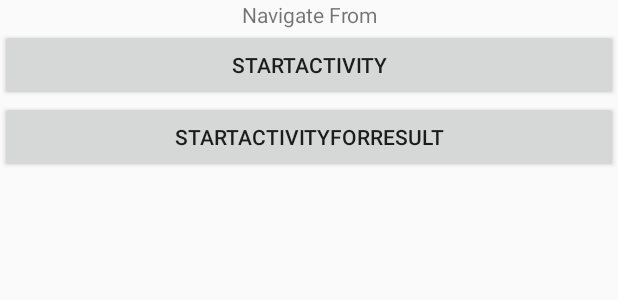
After one commit to wizleysw/PlayGround, an Android app: the layout activity_navigatefrom.xml on its own in the app's theme, with its tools: preview values and no code run, on a phone screen of 412 x 824 dp. The commit adds this screen. Shown: the top 300 px of the screen. Run offline under Robolectric (Android 15) with nearby library versions, the phone set to English and light mode, and no system bars.

Commit message:
add Navigate(From/To)Activity for startActivity
Reviewed by Wizley.
2020.06.13.

NavigateFromActivity calls NavigateToActivity via intent and get result from NavigateToActivity.

```diff
--- a/app/src/main/AndroidManifest.xml
+++ b/app/src/main/AndroidManifest.xml
@@ -9,13 +9,15 @@
         android:roundIcon="@mipmap/ic_launcher_round"
         android:supportsRtl="true"
         android:theme="@style/AppTheme">
-        <activity android:name=".components.activity.ktLifeCycleActivity">
+        <activity android:name=".components.activity.NavigateFromActivity">
             <intent-filter>
                 <action android:name="android.intent.action.MAIN" />
 
                 <category android:name="android.intent.category.LAUNCHER" />
             </intent-filter>
         </activity>
+
+        <activity android:name=".components.activity.NavigateToActivity"/>
     </application>
 
 </manifest>
--- /dev/null
+++ b/app/src/main/res/layout/activity_navigatefrom.xml
@@ -0,0 +1,28 @@
+<?xml version="1.0" encoding="utf-8"?>
+<LinearLayout
+    xmlns:android="http://schemas.android.com/apk/res/android"
+    android:layout_width="match_parent"
+    android:layout_height="match_parent"
+    android:orientation="vertical">
+
+    <TextView
+        android:id="@+id/textView"
+        android:layout_width="match_parent"
+        android:layout_height="wrap_content"
+        android:text="@string/navigate_from"
+        android:textAlignment="center"
+        android:gravity="center_horizontal" />
+
+    <Button
+        android:id="@+id/start_btn"
+        android:layout_width="match_parent"
+        android:layout_height="wrap_content"
+        android:text="@string/start_activity"/>
+
+    <Button
+        android:id="@+id/start_for_result_btn"
+        android:layout_width="match_parent"
+        android:layout_height="wrap_content"
+        android:text="@string/start_activity_for_result"/>
+
+</LinearLayout>
--- a/app/src/main/res/values/strings.xml
+++ b/app/src/main/res/values/strings.xml
@@ -1,3 +1,8 @@
 <resources>
     <string name="app_name">PlayGround</string>
+    <string name="navigate_from">Navigate From</string>
+    <string name="start_activity">StartActivity</string>
+    <string name="start_activity_for_result">StartActivityForResult</string>
+    <string name="navigate_to">Navigate to</string>
+    <string name="ok">ok</string>
 </resources>
```
Also changed, not shown: app/src/main/java/wizley/android/playground/components/activity/NavigateFromActivity.java (added, +65 -0 lines), app/src/main/java/wizley/android/playground/components/activity/NavigateToActivity.java (added, +54 -0 lines), app/src/main/kotlin/wizley/android/playground/components/activity/ktCustomLifeCycleObserver.kt (+5 -5 lines), app/src/main/res/layout/activity_navigateto.xml (added, +22 -0 lines).
